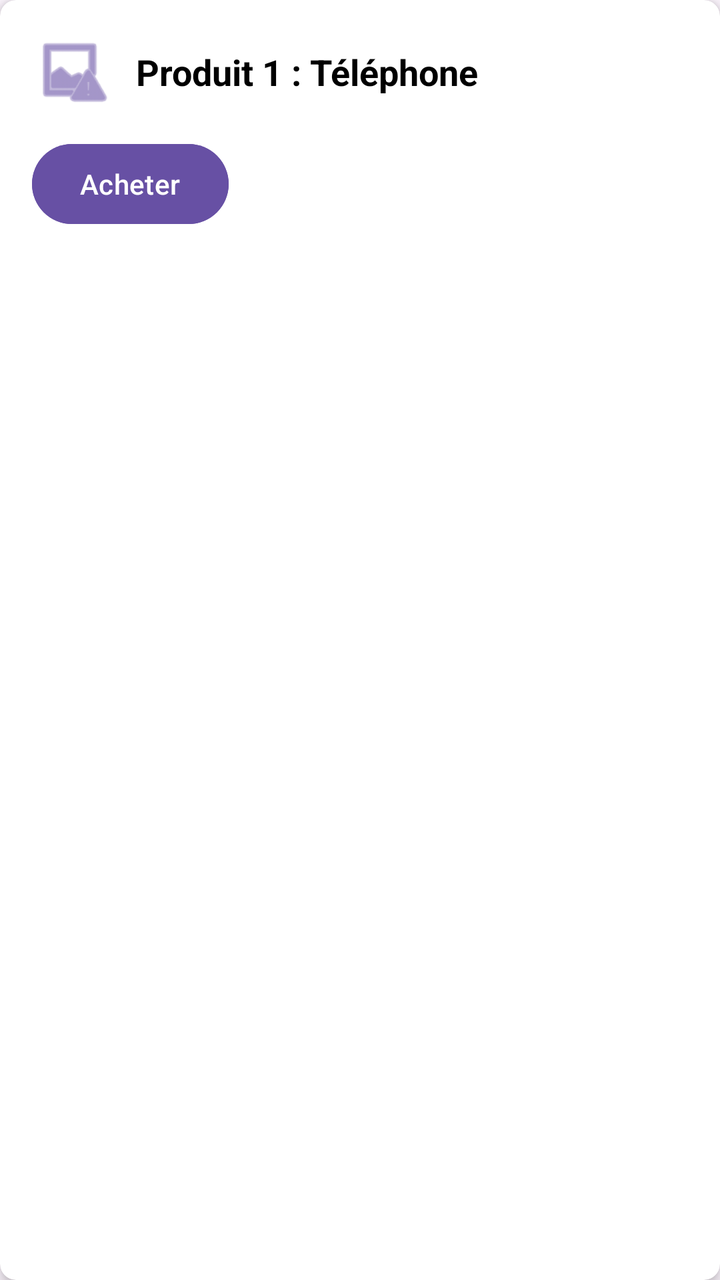
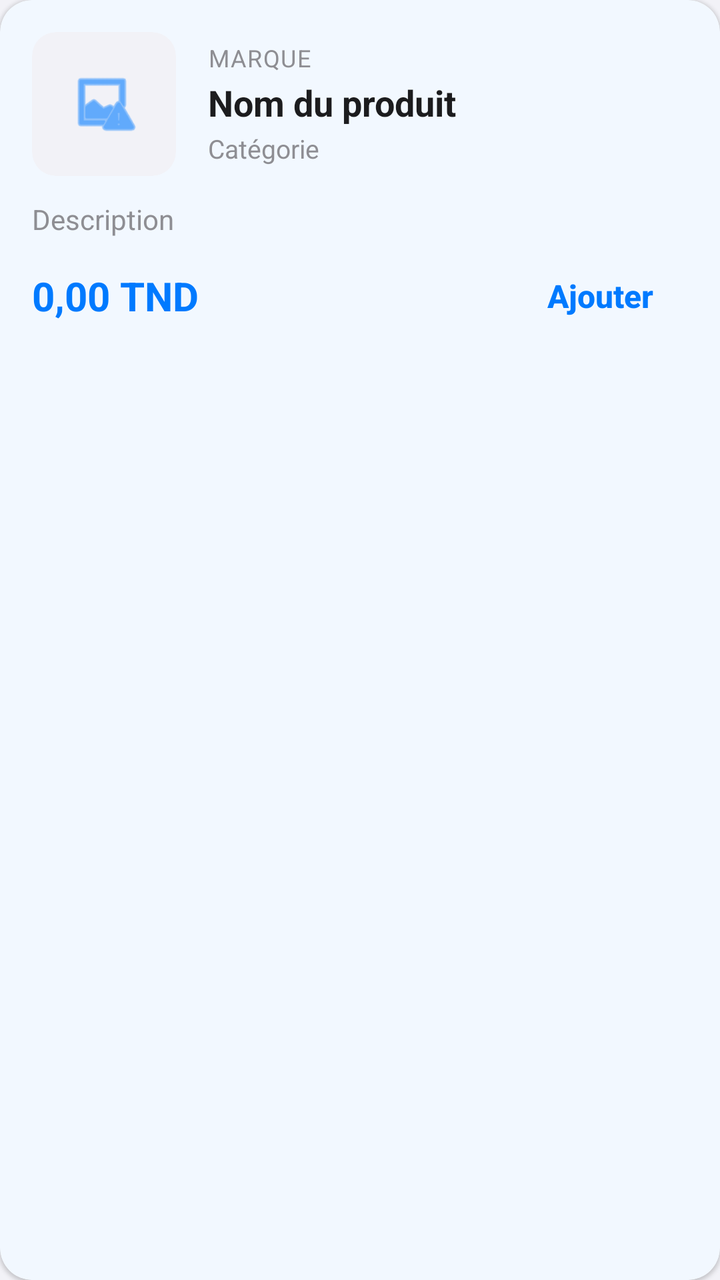

Compare the two renders of this Android layout. The source of the first and the diff that turns it into the second are given below.
<!-- AndroidManifest.xml: application theme Theme.MiniShopManager -->
<!-- res/layout/item_product.xml -->
<?xml version="1.0" encoding="utf-8"?>
<androidx.cardview.widget.CardView
    xmlns:android="http://schemas.android.com/apk/res/android"
    xmlns:app="http://schemas.android.com/apk/res-auto"
    android:layout_width="match_parent"
    android:layout_height="wrap_content"
    android:layout_marginHorizontal="16dp"
    android:layout_marginVertical="8dp"
    app:cardCornerRadius="8dp"
    app:cardElevation="4dp"
    app:cardBackgroundColor="#FFFFFF">

    <LinearLayout
        android:layout_width="match_parent"
        android:layout_height="wrap_content"
        android:orientation="vertical"
        android:padding="16dp">

        <LinearLayout
            android:layout_width="match_parent"
            android:layout_height="wrap_content"
            android:orientation="horizontal"
            android:gravity="center_vertical">

            <ImageView
                android:id="@+id/imgProduct"
                android:layout_width="40dp"
                android:layout_height="40dp"
                android:src="@android:drawable/ic_menu_report_image"
                app:tint="#6750A4" />

            <TextView
                android:id="@+id/tvProductName"
                android:layout_width="wrap_content"
                android:layout_height="wrap_content"
                android:layout_marginStart="12dp"
                android:text="Produit 1 : Téléphone"
                android:textColor="#000000"
                android:textSize="18sp"
                android:textStyle="bold" />
        </LinearLayout>

        <Button
            android:id="@+id/btnBuy"
            android:layout_width="wrap_content"
            android:layout_height="wrap_content"
            android:layout_marginTop="12dp"
            android:backgroundTint="#6750A4"
            android:text="Acheter"
            android:textColor="#FFFFFF" />

    </LinearLayout>

</androidx.cardview.widget.CardView>
<!-- resources referenced by this layout -->
<resources>
  <style name="Theme.MiniShopManager" parent="Base.Theme.MiniShopManager" />
  <style name="Base.Theme.MiniShopManager" parent="Theme.Material3.DayNight.NoActionBar">
          
          
      </style>
</resources>

<!-- the commit's change to res/layout/item_product.xml (unified diff, before → after) -->
@@ -1,14 +1,15 @@
 <?xml version="1.0" encoding="utf-8"?>
-<androidx.cardview.widget.CardView
+<com.google.android.material.card.MaterialCardView
     xmlns:android="http://schemas.android.com/apk/res/android"
     xmlns:app="http://schemas.android.com/apk/res-auto"
     android:layout_width="match_parent"
     android:layout_height="wrap_content"
     android:layout_marginHorizontal="16dp"
     android:layout_marginVertical="8dp"
-    app:cardCornerRadius="8dp"
-    app:cardElevation="4dp"
-    app:cardBackgroundColor="#FFFFFF">
+    app:cardBackgroundColor="@color/surface"
+    app:cardCornerRadius="16dp"
+    app:cardElevation="1dp"
+    app:strokeWidth="0dp">
 
     <LinearLayout
         android:layout_width="match_parent"
@@ -16,39 +17,109 @@
         android:orientation="vertical"
         android:padding="16dp">
 
+        
         <LinearLayout
             android:layout_width="match_parent"
             android:layout_height="wrap_content"
-            android:orientation="horizontal"
-            android:gravity="center_vertical">
+            android:gravity="center_vertical"
+            android:orientation="horizontal">
 
-            <ImageView
-                android:id="@+id/imgProduct"
-                android:layout_width="40dp"
-                android:layout_height="40dp"
-                android:src="@android:drawable/ic_menu_report_image"
-                app:tint="#6750A4" />
+            <com.google.android.material.card.MaterialCardView
+                android:layout_width="72dp"
+                android:layout_height="72dp"
+                app:cardBackgroundColor="@color/background"
+                app:cardCornerRadius="12dp"
+                app:cardElevation="0dp"
+                app:strokeWidth="0dp">
+
+                <ImageView
+                    android:id="@+id/imgProduct"
+                    android:layout_width="36dp"
+                    android:layout_height="36dp"
+                    android:layout_gravity="center"
+                    android:contentDescription="Image du produit"
+                    android:src="@android:drawable/ic_menu_report_image"
+                    app:tint="@color/primary" />
+            </com.google.android.material.card.MaterialCardView>
+
+            <LinearLayout
+                android:layout_width="0dp"
+                android:layout_height="wrap_content"
+                android:layout_marginStart="16dp"
+                android:layout_weight="1"
+                android:orientation="vertical">
+
+                <TextView
+                    android:id="@+id/tvBrand"
+                    android:layout_width="wrap_content"
+                    android:layout_height="wrap_content"
+                    android:letterSpacing="0.05"
+                    android:text="Marque"
+                    android:textAllCaps="true"
+                    android:textColor="@color/text_secondary"
+                    android:textSize="12sp" />
+
+                <TextView
+                    android:id="@+id/tvProductName"
+                    android:layout_width="wrap_content"
+                    android:layout_height="wrap_content"
+                    android:layout_marginTop="2dp"
+                    android:text="Nom du produit"
+                    android:textColor="@color/text_primary"
+                    android:textSize="18sp"
+                    android:textStyle="bold" />
+
+                <TextView
+                    android:id="@+id/tvCategory"
+                    android:layout_width="wrap_content"
+                    android:layout_height="wrap_content"
+                    android:layout_marginTop="2dp"
+                    android:text="Catégorie"
+                    android:textColor="@color/text_secondary"
+                    android:textSize="13sp" />
+            </LinearLayout>
+        </LinearLayout>
+
+        
+        <TextView
+            android:id="@+id/tvDescription"
+            android:layout_width="match_parent"
+            android:layout_height="wrap_content"
+            android:layout_marginTop="12dp"
+            android:ellipsize="end"
+            android:lineSpacingMultiplier="1.1"
+            android:maxLines="2"
+            android:text="Description"
+            android:textColor="@color/text_secondary"
+            android:textSize="14sp" />
+
+        
+        <LinearLayout
+            android:layout_width="match_parent"
+            android:layout_height="wrap_content"
+            android:layout_marginTop="8dp"
+            android:gravity="center_vertical"
+            android:orientation="horizontal">
 
             <TextView
-                android:id="@+id/tvProductName"
+                android:id="@+id/tvPrice"
+                android:layout_width="0dp"
+                android:layout_height="wrap_content"
+                android:layout_weight="1"
+                android:text="0,00 TND"
+                android:textColor="@color/primary"
+                android:textSize="20sp"
+                android:textStyle="bold" />
+
+            <Button
+                android:id="@+id/btnBuy"
+                style="@style/Widget.MiniShop.Button.Text"
                 android:layout_width="wrap_content"
                 android:layout_height="wrap_content"
-                android:layout_marginStart="12dp"
-                android:text="Produit 1 : Téléphone"
-                android:textColor="#000000"
-                android:textSize="18sp"
-                android:textStyle="bold" />
+                android:minHeight="40dp"
+                android:text="Ajouter" />
         </LinearLayout>
-
-        <Button
-            android:id="@+id/btnBuy"
-            android:layout_width="wrap_content"
-            android:layout_height="wrap_content"
-            android:layout_marginTop="12dp"
-            android:backgroundTint="#6750A4"
-            android:text="Acheter"
-            android:textColor="#FFFFFF" />
 
     </LinearLayout>
 
-</androidx.cardview.widget.CardView>
+</com.google.android.material.card.MaterialCardView>
<!-- resource entries referenced after the edit -->
@@ -1,9 +1,80 @@
 <!-- resources referenced by this layout -->
 <resources>
-  <style name="Theme.MiniShopManager" parent="Base.Theme.MiniShopManager" />
-  <style name="Base.Theme.MiniShopManager" parent="Theme.Material3.DayNight.NoActionBar">
+  <color name="background">#F2F2F7</color>
+  <color name="primary">#007AFF</color>
+  <color name="surface">#FFFFFF</color>
+  <color name="text_primary">#1C1C1E</color>
+  <color name="text_secondary">#8E8E93</color>
+  <style name="Widget.MiniShop.Button.Text" parent="Widget.Material3.Button.TextButton">
+          <item name="shapeAppearance">@style/ShapeAppearance.MiniShop.Button</item>
+          <item name="android:textColor">@color/primary</item>
+          <item name="android:textAllCaps">false</item>
+          <item name="android:letterSpacing">0</item>
+      </style>
+  <style name="Theme.MiniShopManager" parent="Theme.Material3.Light.NoActionBar">
+  
           
+          <item name="colorPrimary">@color/primary</item>
+          <item name="colorOnPrimary">@color/on_primary</item>
+          <item name="colorSecondary">@color/primary</item>
+          <item name="colorOnSecondary">@color/on_primary</item>
+          <item name="colorTertiary">@color/success</item>
+          <item name="colorOnTertiary">@color/on_success</item>
+  
           
+          <item name="android:colorBackground">@color/background</item>
+          <item name="colorSurface">@color/surface</item>
+          <item name="colorOnBackground">@color/text_primary</item>
+          <item name="colorOnSurface">@color/text_primary</item>
+          <item name="colorOnSurfaceVariant">@color/text_secondary</item>
+          <item name="colorOutline">@color/separator</item>
+  
+          
+          <item name="android:statusBarColor">@color/background</item>
+          <item name="android:navigationBarColor">@color/background</item>
+          <item name="android:windowLightStatusBar">true</item>
+          <item name="android:windowBackground">@color/background</item>
+  
+          
+          <item name="android:textColorPrimary">@color/text_primary</item>
+          <item name="android:textColorSecondary">@color/text_secondary</item>
+  
+          
+          <item name="materialButtonStyle">@style/Widget.MiniShop.Button</item>
+          <item name="materialButtonOutlinedStyle">@style/Widget.MiniShop.Button.Outlined</item>
+          <item name="borderlessButtonStyle">@style/Widget.MiniShop.Button.Text</item>
+      </style>
+  <style name="ShapeAppearance.MiniShop.Button" parent="ShapeAppearance.Material3.Corner.Medium">
+          <item name="cornerFamily">rounded</item>
+          <item name="cornerSize">14dp</item>
+      </style>
+  <color name="on_primary">#FFFFFF</color>
+  <color name="success">#34C759</color>
+  <color name="on_success">#FFFFFF</color>
+  <color name="separator">#C6C6C8</color>
+  <style name="Widget.MiniShop.Button" parent="Widget.Material3.Button">
+          <item name="shapeAppearance">@style/ShapeAppearance.MiniShop.Button</item>
+          <item name="backgroundTint">@color/primary</item>
+          <item name="android:textColor">@color/on_primary</item>
+          <item name="android:textAllCaps">false</item>
+          <item name="android:textSize">16sp</item>
+          <item name="android:textStyle">bold</item>
+          <item name="android:letterSpacing">0</item>
+          <item name="android:minHeight">50dp</item>
+          <item name="android:insetTop">0dp</item>
+          <item name="android:insetBottom">0dp</item>
+      </style>
+  <style name="Widget.MiniShop.Button.Outlined" parent="Widget.Material3.Button.OutlinedButton">
+          <item name="shapeAppearance">@style/ShapeAppearance.MiniShop.Button</item>
+          <item name="strokeColor">@color/primary</item>
+          <item name="android:textColor">@color/primary</item>
+          <item name="android:textAllCaps">false</item>
+          <item name="android:textSize">16sp</item>
+          <item name="android:textStyle">bold</item>
+          <item name="android:letterSpacing">0</item>
+          <item name="android:minHeight">50dp</item>
+          <item name="android:insetTop">0dp</item>
+          <item name="android:insetBottom">0dp</item>
       </style>
 </resources>
 
